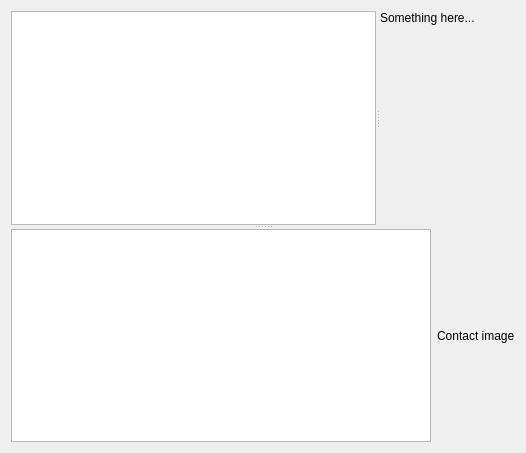
Qt form amsn2/amsn2/gui/front_ends/qt4/chatWindow.ui (Kjir/amsn) before a commit.
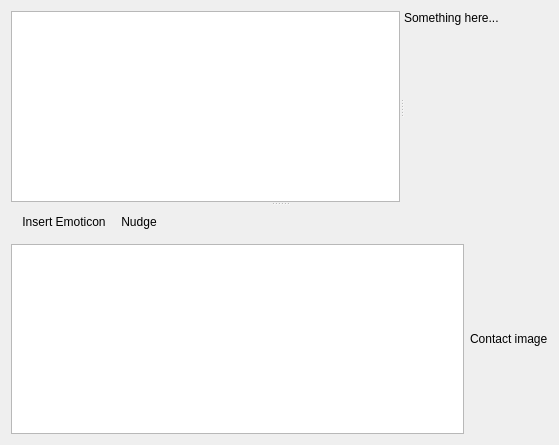
The same form after that commit.

Commit message: * Adding a first implementation of a chat window, it already draws emoticons * Adding some comments to code

The edit to the form file:
```diff
--- a/amsn2/amsn2/gui/front_ends/qt4/chatWindow.ui
+++ b/amsn2/amsn2/gui/front_ends/qt4/chatWindow.ui
@@ -5,14 +5,14 @@
    <rect>
     <x>0</x>
     <y>0</y>
-    <width>526</width>
-    <height>453</height>
+    <width>559</width>
+    <height>445</height>
    </rect>
   </property>
   <property name="windowTitle" >
    <string>Form</string>
   </property>
-  <layout class="QVBoxLayout" name="verticalLayout_2" >
+  <layout class="QVBoxLayout" name="verticalLayout_3" >
    <item>
     <widget class="QSplitter" name="splitter_2" >
      <property name="orientation" >
@@ -23,7 +23,7 @@
        <enum>Qt::Horizontal</enum>
       </property>
       <widget class="QTextEdit" name="textEdit" />
-      <widget class="QWidget" name="" >
+      <widget class="QWidget" name="layoutWidget" >
        <layout class="QVBoxLayout" name="verticalLayout" >
         <item>
          <widget class="QLabel" name="label" >
@@ -49,22 +49,91 @@
       </widget>
      </widget>
      <widget class="QWidget" name="" >
-      <layout class="QHBoxLayout" name="horizontalLayout" >
+      <layout class="QVBoxLayout" name="verticalLayout_2" >
        <item>
-        <widget class="QTextEdit" name="textEdit_2" />
-       </item>
-       <item>
-        <widget class="QLabel" name="label_2" >
-         <property name="text" >
-          <string>Contact image</string>
+        <widget class="QToolBar" name="toolBar" >
+         <property name="minimumSize" >
+          <size>
+           <width>0</width>
+           <height>32</height>
+          </size>
          </property>
+         <property name="maximumSize" >
+          <size>
+           <width>16777215</width>
+           <height>32</height>
+          </size>
+         </property>
+         <property name="sizeIncrement" >
+          <size>
+           <width>0</width>
+           <height>32</height>
+          </size>
+         </property>
+         <property name="baseSize" >
+          <size>
+           <width>0</width>
+           <height>32</height>
+          </size>
+         </property>
+         <property name="acceptDrops" >
+          <bool>true</bool>
+         </property>
+         <property name="windowTitle" >
+          <string>Quick Actions</string>
+         </property>
+         <property name="movable" >
+          <bool>false</bool>
+         </property>
+         <addaction name="actionInsert_Emoticon" />
+         <addaction name="actionNudge" />
         </widget>
        </item>
+       <item>
+        <layout class="QHBoxLayout" name="horizontalLayout" >
+         <item>
+          <widget class="QTextEdit" name="inputWidget" >
+           <property name="enabled" >
+            <bool>true</bool>
+           </property>
+           <property name="minimumSize" >
+            <size>
+             <width>0</width>
+             <height>0</height>
+            </size>
+           </property>
+           <property name="baseSize" >
+            <size>
+             <width>0</width>
+             <height>40</height>
+            </size>
+           </property>
+          </widget>
+         </item>
+         <item>
+          <widget class="QLabel" name="label_2" >
+           <property name="text" >
+            <string>Contact image</string>
+           </property>
+          </widget>
+         </item>
+        </layout>
+       </item>
       </layout>
      </widget>
     </widget>
    </item>
   </layout>
+  <action name="actionInsert_Emoticon" >
+   <property name="text" >
+    <string>Insert Emoticon</string>
+   </property>
+  </action>
+  <action name="actionNudge" >
+   <property name="text" >
+    <string>Nudge</string>
+   </property>
+  </action>
  </widget>
  <resources/>
  <connections/>
```
Left out of the diff: 4 changed lines with no effect on the pictures. The commit also changes 4 other files.
